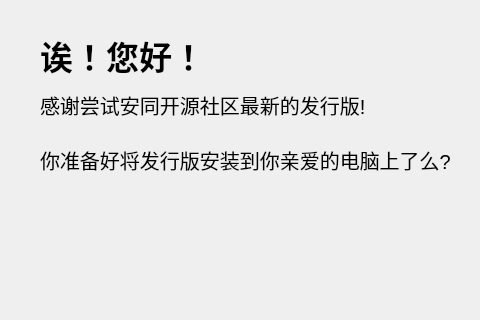
The window that NewQtUi/GetStartTab/GetStartTab.ui (AOSC-Archive/AOSC-LiveKit) describes before a commit, drawn with Qt 5; both pictures show x 0 to 480 and y 0 to 320 of the 580 by 480 pixel window.
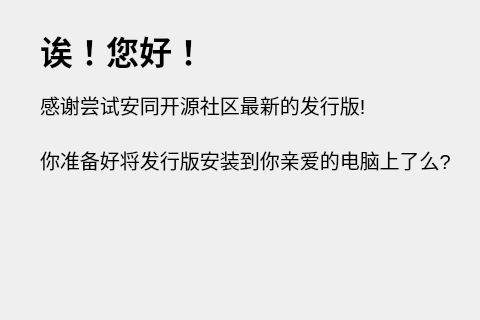
The same window after the commit.

Diff of the .ui file:
```diff
--- a/NewQtUi/GetStartTab/GetStartTab.ui
+++ b/NewQtUi/GetStartTab/GetStartTab.ui
@@ -19,7 +19,7 @@
      <x>40</x>
      <y>30</y>
      <width>160</width>
-     <height>50</height>
+     <height>40</height>
     </rect>
    </property>
    <property name="font">
```
